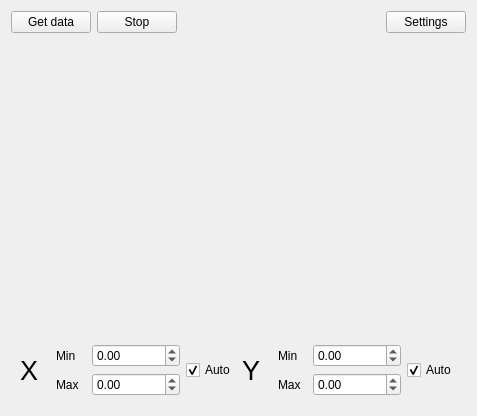
This is graphwidg.ui in mishkoLitvin/ADC_Reader as Qt 5 draws it before an edit. The edited form follows.
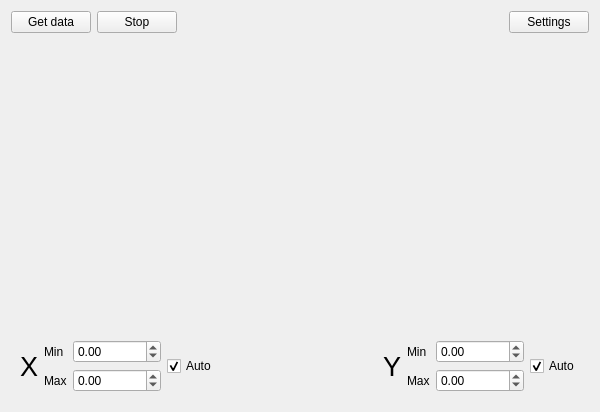
This is the edited form.

What changed in the file:
```diff
--- a/graphwidg.ui
+++ b/graphwidg.ui
@@ -9,13 +9,13 @@
    <rect>
     <x>0</x>
     <y>0</y>
-    <width>477</width>
-    <height>416</height>
+    <width>600</width>
+    <height>412</height>
    </rect>
   </property>
   <property name="minimumSize">
    <size>
-    <width>300</width>
+    <width>600</width>
     <height>350</height>
    </size>
   </property>
@@ -92,6 +92,12 @@
      </item>
      <item>
       <widget class="QWidget" name="widgetSettings" native="true">
+       <property name="minimumSize">
+        <size>
+         <width>400</width>
+         <height>0</height>
+        </size>
+       </property>
        <layout class="QHBoxLayout" name="horizontalLayout_3">
         <item>
          <layout class="QHBoxLayout" name="horizontalLayout">
@@ -165,6 +171,19 @@
           </item>
          </layout>
         </item>
+        <item>
+         <spacer name="horizontalSpacer_2">
+          <property name="orientation">
+           <enum>Qt::Horizontal</enum>
+          </property>
+          <property name="sizeHint" stdset="0">
+           <size>
+            <width>40</width>
+            <height>20</height>
+           </size>
+          </property>
+         </spacer>
+        </item>
         <item>
          <layout class="QHBoxLayout" name="horizontalLayout_2">
           <item>
```
